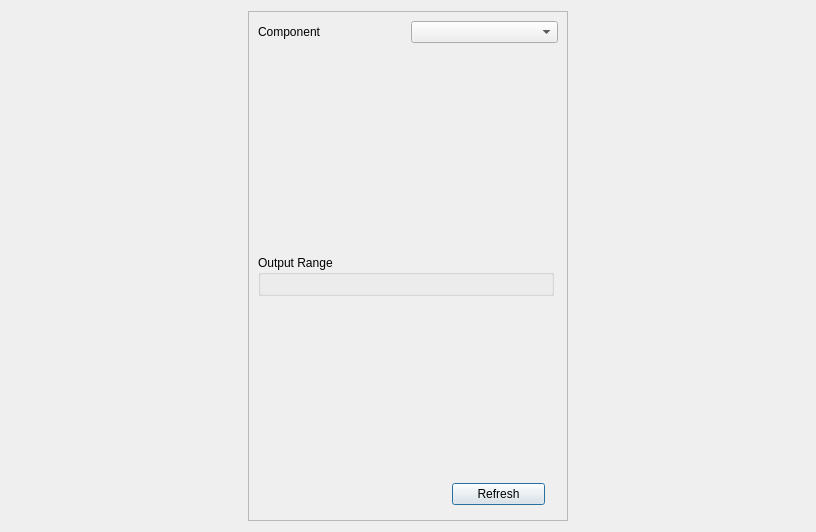
Eomys/SciDataTool, file SciDataTool/GUI/DDataPlotter/DDataPlotter.ui: the form before one commit.
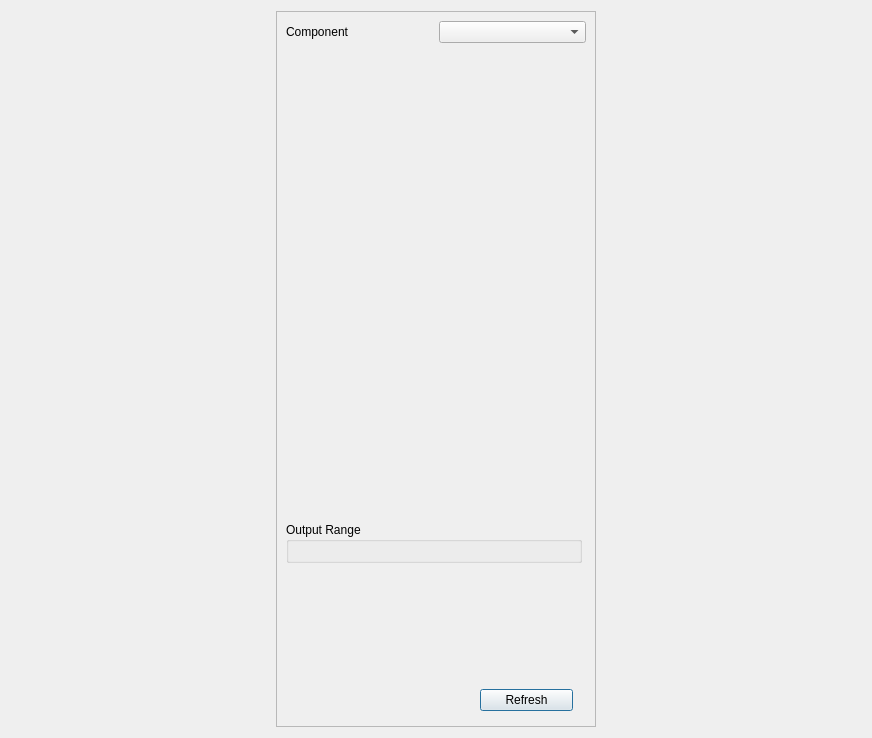
The form after the commit. Custom widgets are drawn as their Qt base class.

Commit message: [NF] : Generating the DataSelection GroupBox according to the axis selected by the user

Diff of the .ui file:
```diff
--- a/SciDataTool/GUI/DDataPlotter/DDataPlotter.ui
+++ b/SciDataTool/GUI/DDataPlotter/DDataPlotter.ui
@@ -6,8 +6,8 @@
    <rect>
     <x>0</x>
     <y>0</y>
-    <width>816</width>
-    <height>532</height>
+    <width>872</width>
+    <height>738</height>
    </rect>
   </property>
   <property name="windowTitle">
@@ -40,7 +40,7 @@
         <x>0</x>
         <y>0</y>
         <width>318</width>
-        <height>508</height>
+        <height>714</height>
        </rect>
       </property>
       <layout class="QVBoxLayout" name="verticalLayout">
@@ -69,7 +69,7 @@
          <property name="minimumSize">
           <size>
            <width>296</width>
-           <height>200</height>
+           <height>350</height>
           </size>
          </property>
          <property name="maximumSize">
@@ -110,12 +110,12 @@
           <enum>Qt::Vertical</enum>
          </property>
          <property name="sizeType">
-          <enum>QSizePolicy::Expanding</enum>
+          <enum>QSizePolicy::Preferred</enum>
          </property>
          <property name="sizeHint" stdset="0">
           <size>
            <width>20</width>
-           <height>650</height>
+           <height>120</height>
           </size>
          </property>
         </spacer>
@@ -161,7 +161,7 @@
            <property name="maximumSize">
             <size>
              <width>93</width>
-             <height>16777215</height>
+             <height>30</height>
             </size>
            </property>
            <property name="text">
```
The commit also changes 8 other files.
